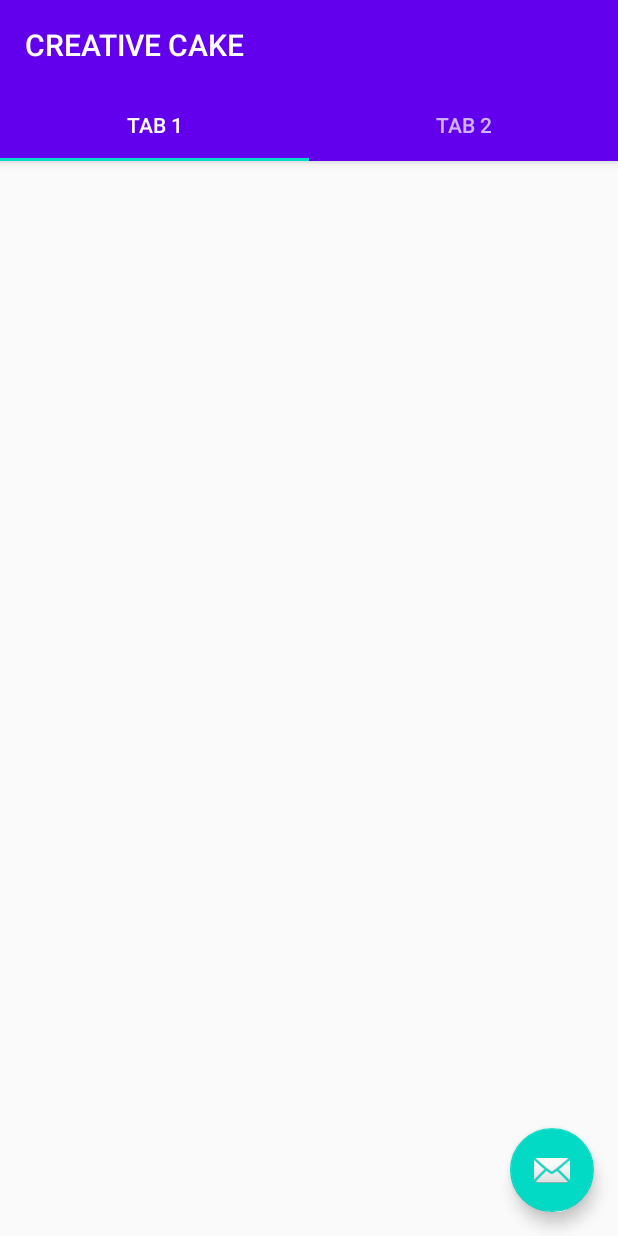
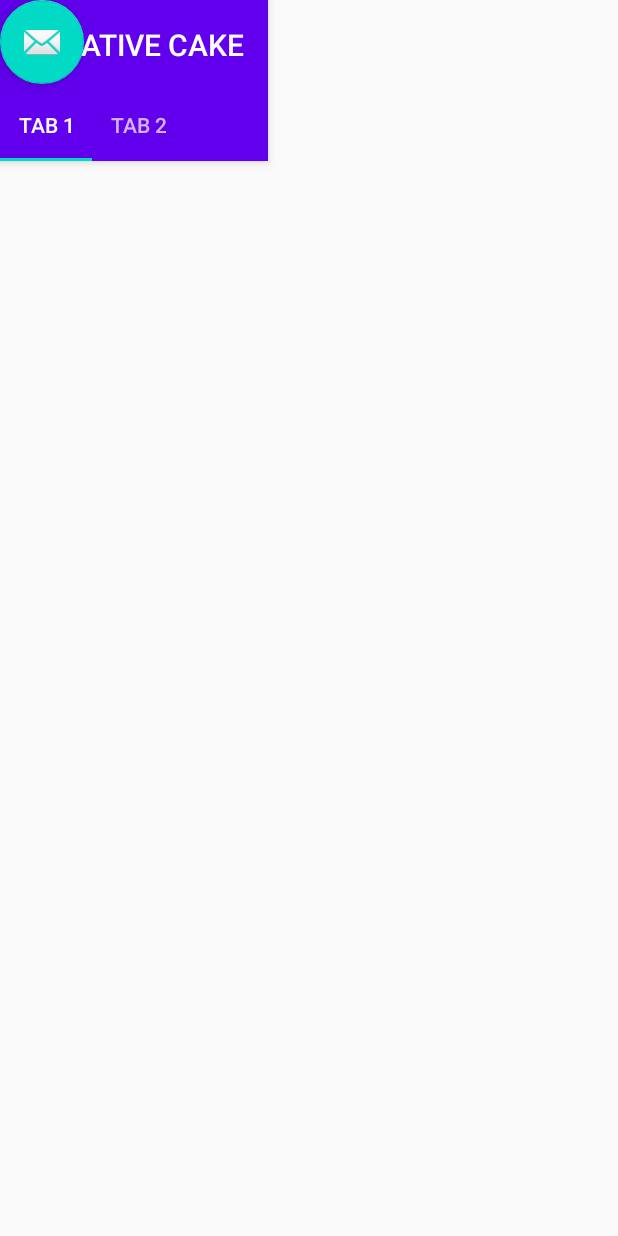
Before and after one commit to DanielBarrios9s9/CRECAKE, an Android app: the screen it shows after launch (MainActivity), on a phone screen of 412 x 824 dp. Run offline under Robolectric (Android 15) with nearby library versions, the phone set to English and light mode, and no system bars; 1 statement that could not run was skipped.

Commit message:
PRUEBA DE  CONEXION RAMA PERSONA

```diff
--- /dev/null
+++ b/app/src/main/res/drawable/ic_baseline_where_to_vote_24.xml
@@ -0,0 +1,5 @@
+<vector android:height="50dp" android:tint="#8C1C3A"
+    android:viewportHeight="24" android:viewportWidth="24"
+    android:width="50dp" xmlns:android="http://schemas.android.com/apk/res/android">
+    <path android:fillColor="@android:color/white" android:pathData="M12,2c3.86,0 7,3.14 7,7 0,5.25 -7,13 -7,13S5,14.25 5,9c0,-3.86 3.14,-7 7,-7zM10.47,14L17,7.41 15.6,6l-5.13,5.18L8.4,9.09 7,10.5l3.47,3.5z"/>
+</vector>
--- a/app/src/main/res/layout/activity_main.xml
+++ b/app/src/main/res/layout/activity_main.xml
@@ -1,15 +1,20 @@
 <?xml version="1.0" encoding="utf-8"?>
-<androidx.coordinatorlayout.widget.CoordinatorLayout xmlns:android="http://schemas.android.com/apk/res/android"
+<androidx.constraintlayout.widget.ConstraintLayout xmlns:android="http://schemas.android.com/apk/res/android"
     xmlns:app="http://schemas.android.com/apk/res-auto"
     xmlns:tools="http://schemas.android.com/tools"
+    android:id="@+id/coordinatorLayout2"
     android:layout_width="match_parent"
     android:layout_height="match_parent"
     tools:context=".MainActivity">
 
     <com.google.android.material.appbar.AppBarLayout
-        android:layout_width="match_parent"
+        android:layout_width="wrap_content"
         android:layout_height="wrap_content"
-        android:theme="@style/AppTheme.AppBarOverlay">
+        android:theme="@style/AppTheme.AppBarOverlay"
+        tools:layout_conversion_absoluteHeight="107dp"
+        tools:layout_conversion_absoluteWidth="411dp"
+        tools:layout_editor_absoluteX="0dp"
+        tools:layout_editor_absoluteY="0dp">
 
         <TextView
             android:id="@+id/title"
@@ -19,26 +24,40 @@
             android:minHeight="?actionBarSize"
             android:padding="@dimen/appbar_padding"
             android:text="@string/app_name"
-            android:textAppearance="@style/TextAppearance.Widget.AppCompat.Toolbar.Title" />
+            android:textAppearance="@style/TextAppearance.Widget.AppCompat.Toolbar.Title"
+            tools:layout_conversion_absoluteHeight="59dp"
+            tools:layout_conversion_absoluteWidth="179dp"
+            tools:layout_editor_absoluteX="0dp"
+            tools:layout_editor_absoluteY="0dp" />
 
         <com.google.android.material.tabs.TabLayout
             android:id="@+id/tabs"
-            android:layout_width="match_parent"
+            android:layout_width="wrap_content"
             android:layout_height="wrap_content"
-            android:background="?attr/colorPrimary" />
+            android:background="?attr/colorPrimary"
+            tools:layout_conversion_absoluteHeight="48dp"
+            tools:layout_conversion_absoluteWidth="411dp"
+            tools:layout_editor_absoluteX="0dp"
+            tools:layout_editor_absoluteY="59dp" />
     </com.google.android.material.appbar.AppBarLayout>
 
     <androidx.viewpager.widget.ViewPager
         android:id="@+id/view_pager"
-        android:layout_width="match_parent"
-        android:layout_height="match_parent"
-        app:layout_behavior="@string/appbar_scrolling_view_behavior" />
+        android:layout_width="wrap_content"
+        android:layout_height="wrap_content"
+        app:layout_behavior="@string/appbar_scrolling_view_behavior"
+        tools:layout_conversion_absoluteHeight="624dp"
+        tools:layout_conversion_absoluteWidth="411dp"
+        tools:layout_editor_absoluteX="0dp"
+        tools:layout_editor_absoluteY="107dp" />
 
     <com.google.android.material.floatingactionbutton.FloatingActionButton
         android:id="@+id/fab"
         android:layout_width="wrap_content"
         android:layout_height="wrap_content"
-        android:layout_gravity="bottom|end"
-        android:layout_margin="@dimen/fab_margin"
-        app:srcCompat="@android:drawable/ic_dialog_email" />
-</androidx.coordinatorlayout.widget.CoordinatorLayout>
+        app:srcCompat="@android:drawable/ic_dialog_email"
+        tools:layout_conversion_absoluteHeight="56dp"
+        tools:layout_conversion_absoluteWidth="56dp"
+        tools:layout_editor_absoluteX="339dp"
+        tools:layout_editor_absoluteY="659dp" />
+</androidx.constraintlayout.widget.ConstraintLayout>
--- a/app/src/main/res/values/strings.xml
+++ b/app/src/main/res/values/strings.xml
@@ -29,4 +29,7 @@
     <string name="txtPCompletadoTitulo">Pedidos Completados</string>
     <string name="txtPCompletado">Tus pedidos completados son: </string>
     <string name="txtPCompletadoCantidad">0</string>
+    <string name="estado_de_pedido">ESTADO DE PEDIDO</string>
+    <string name="informacion_de_pedido">Informacion de pedido</string>
+    <string name="informacon_de_pedido">Informacon de pedido :</string>
 </resources>
```
Also changed, not shown: app/src/main/res/layout/estado_de_pedido.xml (added, +150 -0 lines).
